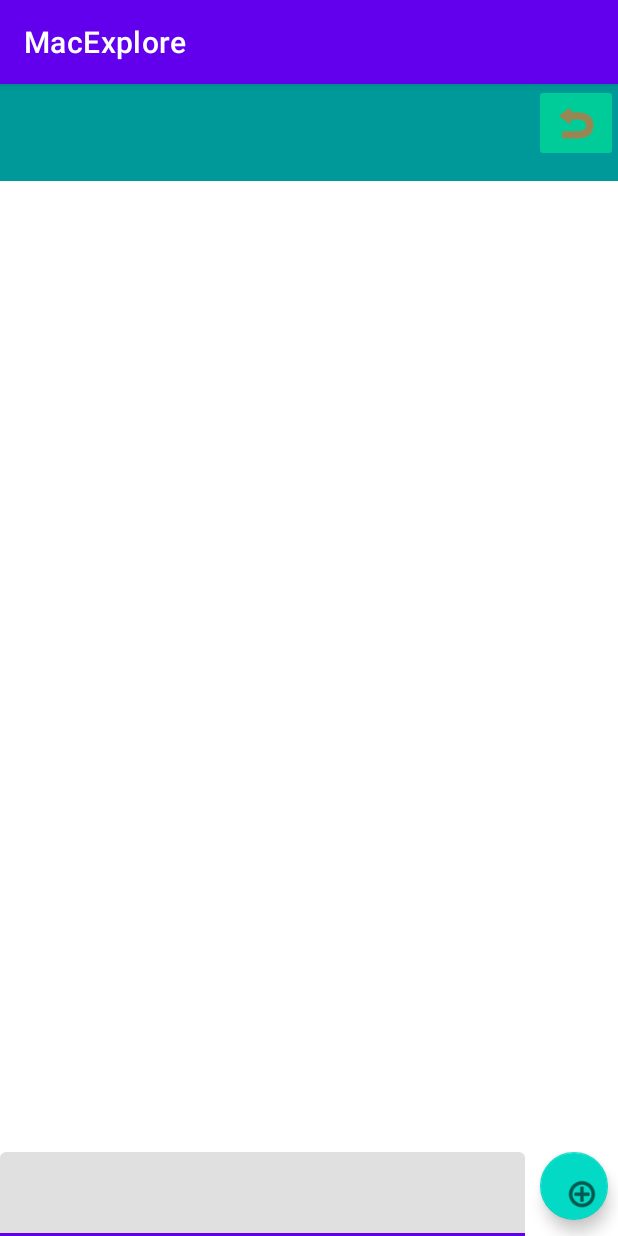
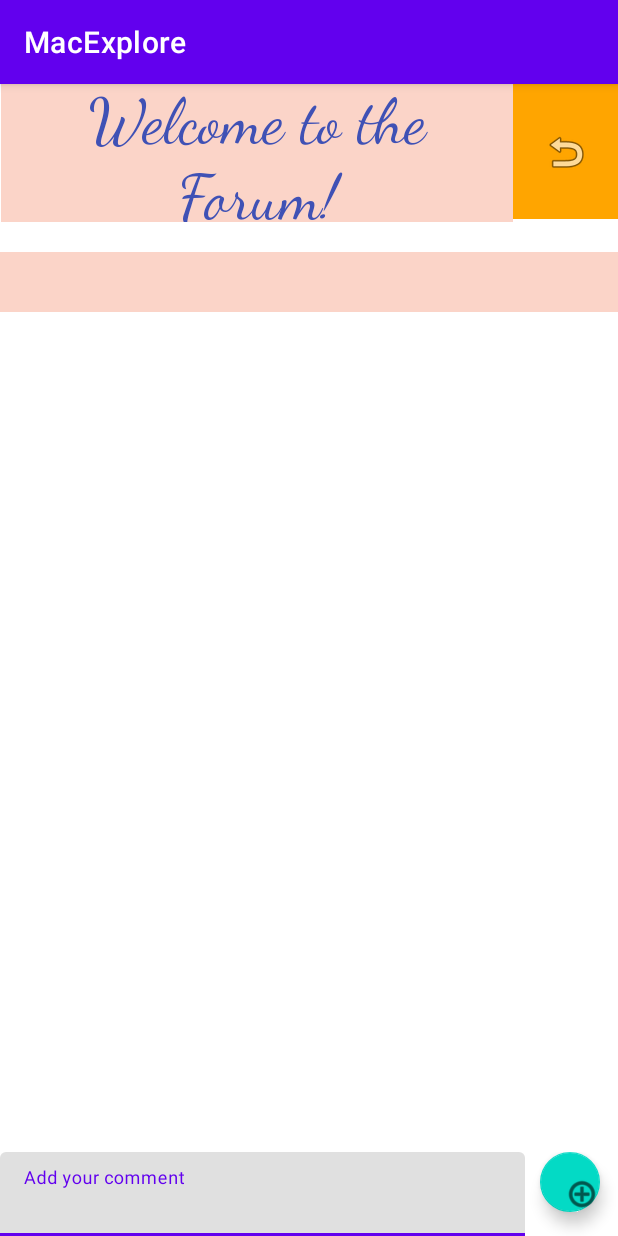
Before and after one commit to zcok29/ApronzApp, an Android app: the SecondActivity screen opened directly, with no data from a screen before it, on a phone screen of 412 x 824 dp. Run offline under Robolectric (Android 15) with nearby library versions, the phone set to English and light mode, and no system bars; our stand-ins replace Firebase (no records; nobody signed in at launch, a user with empty details on screens opened directly).

Commit message:
Messed around with the looks of second activity

```diff
--- a/app/src/main/res/layout/activity_second.xml
+++ b/app/src/main/res/layout/activity_second.xml
@@ -12,28 +12,40 @@
         android:layout_height="wrap_content"
         android:layout_below="@+id/return_button"
         android:layout_alignParentTop="true"
+        android:layout_marginTop="112dp"
+        android:background="#92F8B49F"
+        android:orientation="vertical"
         android:paddingLeft="20dp"
+        android:paddingTop="5dp"
         android:paddingBottom="5dp"
-        android:paddingTop="5dp"
-        android:background="#009999"
-        android:orientation="vertical"
-        android:textColor="#FFFFFF"
-        android:textSize="40sp"
-        android:textStyle="bold" />
+        android:textColor="#000000"
+        android:textSize="22sp"
+        android:textStyle="bold|italic" />
 
     <ImageButton
         android:id="@+id/return_button"
-        android:layout_width="wrap_content"
-        android:layout_height="wrap_content"
+        android:layout_width="69dp"
+        android:layout_height="90dp"
+        android:layout_above="@+id/parentRelative"
         android:layout_alignRight="@+id/locationText"
-        android:backgroundTint="#00cc99"
-        android:tint="#FF5722"
-        app:srcCompat="@android:drawable/ic_menu_revert" />
+        android:layout_alignParentStart="true"
+        android:layout_alignParentLeft="true"
+        android:layout_alignParentTop="true"
+        android:layout_marginStart="342dp"
+        android:layout_marginLeft="342dp"
+        android:layout_marginTop="0dp"
+        android:layout_marginRight="12dp"
+        android:layout_marginBottom="607dp"
+        android:background="#FF5722"
+        android:backgroundTint="#FFA500"
+        android:tint="#0000"
+        app:srcCompat="@android:drawable/ic_menu_revert"
+        tools:ignore="UnknownId" />
 
     <ScrollView
         android:id="@+id/scroll_view"
         android:layout_width="match_parent"
-        android:layout_height="530dp"
+        android:layout_height="461dp"
         android:layout_below="@+id/locationText"
         android:layout_marginTop="22dp">
 
@@ -72,13 +84,15 @@
                 android:layout_width="match_parent"
                 android:layout_height="wrap_content"
                 android:layout_gravity="bottom"
-                android:layout_marginTop="0dp" />
+                android:layout_marginTop="0dp"
+                android:textColorLink="#3F51B5"
+                android:hint="Add your comment"/>
         </com.google.android.material.textfield.TextInputLayout>
 
         <com.google.android.material.floatingactionbutton.FloatingActionButton
             android:id="@+id/fab"
             android:layout_width="45dp"
-            android:layout_height="55dp"
+            android:layout_height="40dp"
             android:layout_marginStart="10dp"
             android:layout_marginLeft="10dp"
             android:clickable="true"
@@ -91,5 +105,23 @@
         </com.google.android.material.floatingactionbutton.FloatingActionButton>
     </LinearLayout>
 
+    <TextView
+        android:id="@+id/welcome_message"
+        android:layout_width="341dp"
+        android:layout_height="wrap_content"
+        android:layout_alignBottom="@+id/locationText"
+        android:layout_alignParentEnd="true"
+        android:layout_alignParentRight="true"
+        android:layout_marginEnd="70dp"
+        android:layout_marginRight="70dp"
+        android:layout_marginBottom="60dp"
+        android:background="#92F8B49F"
+        android:fontFamily="cursive"
+        android:gravity="center"
+        android:text="Welcome to the Forum!"
+        android:textAlignment="center"
+        android:textColor="#3F51B5"
+        android:textSize="42sp" />
+
 
 </RelativeLayout>
```
